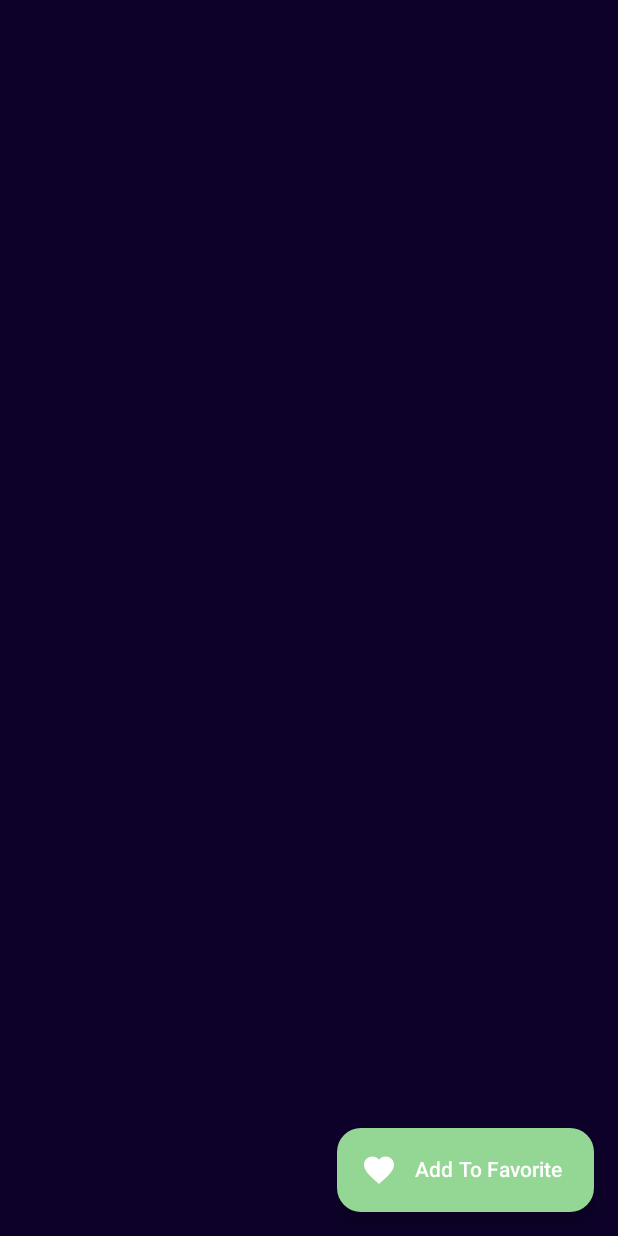
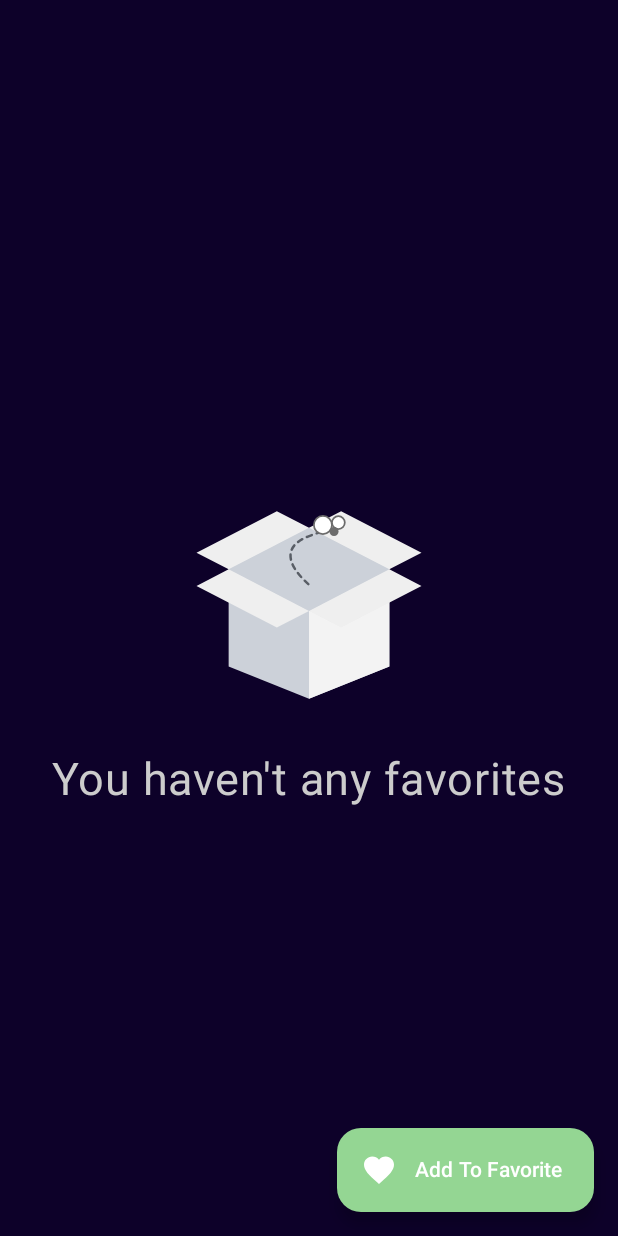
Before and after one commit to eslamelsayed010/Weather-App, an Android app built with Jetpack Compose: the composable FavoriteView called with empty values, on a phone screen of 412 x 824 dp. Run offline under Robolectric (Android 15) with nearby library versions, the phone set to English and light mode, and no system bars; our stand-ins replace Timber.

Commit message:
CustomEmptyFavList

```diff
--- /dev/null
+++ b/Weather App/app/src/main/java/com/example/weatherapp/features/favorite/views/CustomEmptyFavList.kt
@@ -0,0 +1,48 @@
+package com.example.weatherapp.features.favorite.views
+
+import androidx.compose.foundation.layout.Arrangement
+import androidx.compose.foundation.layout.Column
+import androidx.compose.foundation.layout.Spacer
+import androidx.compose.foundation.layout.fillMaxSize
+import androidx.compose.foundation.layout.height
+import androidx.compose.foundation.layout.size
+import androidx.compose.material3.Text
+import androidx.compose.runtime.Composable
+import androidx.compose.runtime.getValue
+import androidx.compose.ui.Alignment
+import androidx.compose.ui.Modifier
+import androidx.compose.ui.graphics.Color
+import androidx.compose.ui.layout.ContentScale
+import androidx.compose.ui.res.stringResource
+import androidx.compose.ui.unit.dp
+import androidx.compose.ui.unit.sp
+import com.airbnb.lottie.compose.LottieAnimation
+import com.airbnb.lottie.compose.LottieCompositionSpec
+import com.airbnb.lottie.compose.LottieConstants
+import com.airbnb.lottie.compose.animateLottieCompositionAsState
+import com.airbnb.lottie.compose.rememberLottieComposition
+import com.example.weatherapp.R
+
+@Composable
+fun CustomEmptyFavList() {
+    val composition by rememberLottieComposition(LottieCompositionSpec.Asset("empty.json"))
+    val progress by animateLottieCompositionAsState(
+        composition = composition,
+        iterations = LottieConstants.IterateForever
+    )
+
+    Column(
+        Modifier.fillMaxSize(),
+        horizontalAlignment = Alignment.CenterHorizontally,
+        verticalArrangement = Arrangement.Center
+    ) {
+        LottieAnimation(
+            composition = composition,
+            progress = { progress },
+            modifier = Modifier.size(200.dp),
+            contentScale = ContentScale.FillBounds
+        )
+        Spacer(Modifier.height(15.dp))
+        Text(stringResource(R.string.empty_list), color = Color.LightGray, fontSize = 30.sp)
+    }
+}
--- a/Weather App/app/src/main/java/com/example/weatherapp/features/favorite/views/FavoriteView.kt
+++ b/Weather App/app/src/main/java/com/example/weatherapp/features/favorite/views/FavoriteView.kt
@@ -63,6 +63,9 @@ fun FavoriteView(
 
             is FavoriteResponse.SuccessFavorite -> {
                 val data = (dataState as FavoriteResponse.SuccessFavorite).data
+                if (data.isNullOrEmpty())
+                    CustomEmptyFavList()
+                else
                     LazyColumn(
                         contentPadding = PaddingValues(16.dp),
                         verticalArrangement = Arrangement.spacedBy(20.dp),
--- a/Weather App/app/src/main/res/values/strings.xml
+++ b/Weather App/app/src/main/res/values/strings.xml
@@ -85,5 +85,6 @@
     <!--favorite view-->
     <string name="add_to_fav">Add To Favorite</string>
     <string name="select_location">Select Location</string>
+    <string name="empty_list">You haven\'t any favorites</string>
 
 </resources>
```
Also changed, not shown: Weather App/app/src/main/assets/empty.json (added, +1 -0 lines), 1 other file. Lines whose indentation alone changed are shown as unchanged.
